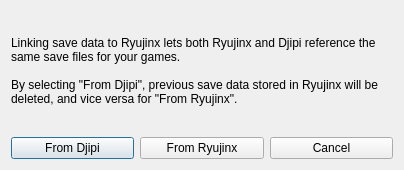
This is src/yuzu/ryujinx_dialog.ui in Djipi71/OOT as Qt 5 draws it before an edit. The edited form follows.
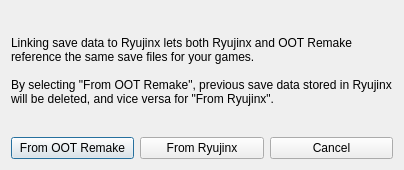
This is the edited form.

Commit message: Djipi v4: OOT Remake rebased on Frizti's Fritchii v5.8.4 with Lichii build-150 fixes

The edit to the form file:
```diff
--- a/src/yuzu/ryujinx_dialog.ui
+++ b/src/yuzu/ryujinx_dialog.ui
@@ -23,9 +23,9 @@
       </sizepolicy>
      </property>
      <property name="text">
-      <string>Linking save data to Ryujinx lets both Ryujinx and Djipi reference the same save files for your games.
+      <string>Linking save data to Ryujinx lets both Ryujinx and OOT Remake reference the same save files for your games.
 
-By selecting &quot;From Djipi&quot;, previous save data stored in Ryujinx will be deleted, and vice versa for &quot;From Ryujinx&quot;.</string>
+By selecting &quot;From OOT Remake&quot;, previous save data stored in Ryujinx will be deleted, and vice versa for &quot;From Ryujinx&quot;.</string>
      </property>
      <property name="wordWrap">
       <bool>true</bool>
@@ -37,7 +37,7 @@
      <item>
       <widget class="QPushButton" name="eden">
        <property name="text">
-      <string>From Djipi</string>
+      <string>From OOT Remake</string>
        </property>
       </widget>
      </item>
```
The commit also changes 654 other files.
